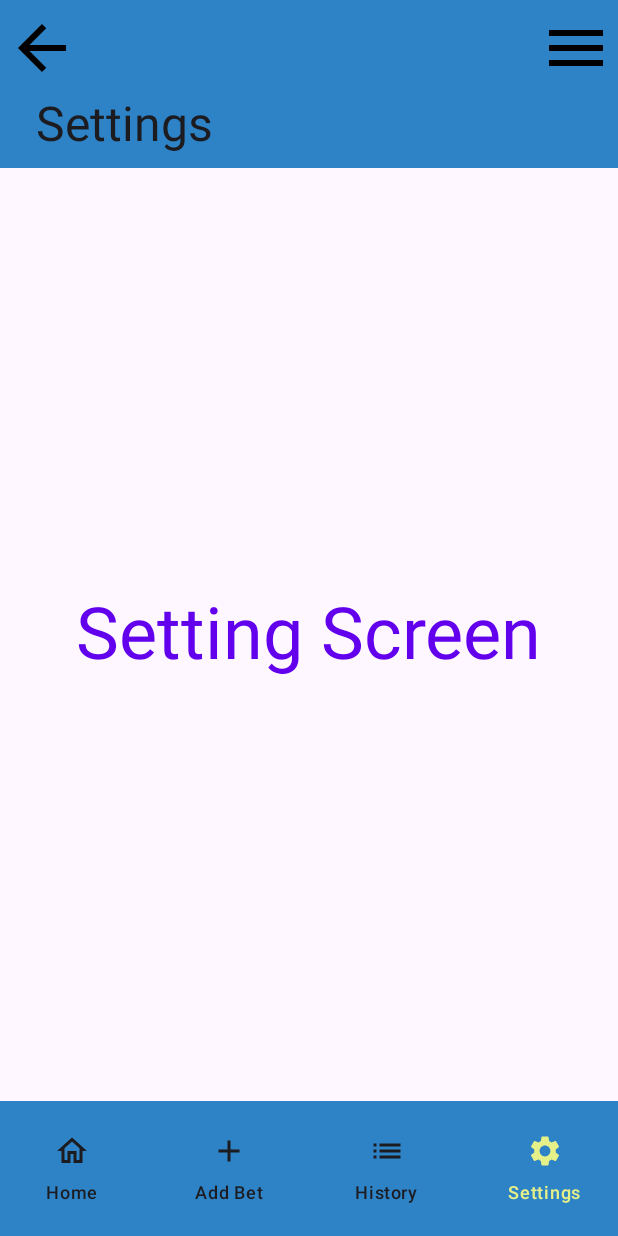
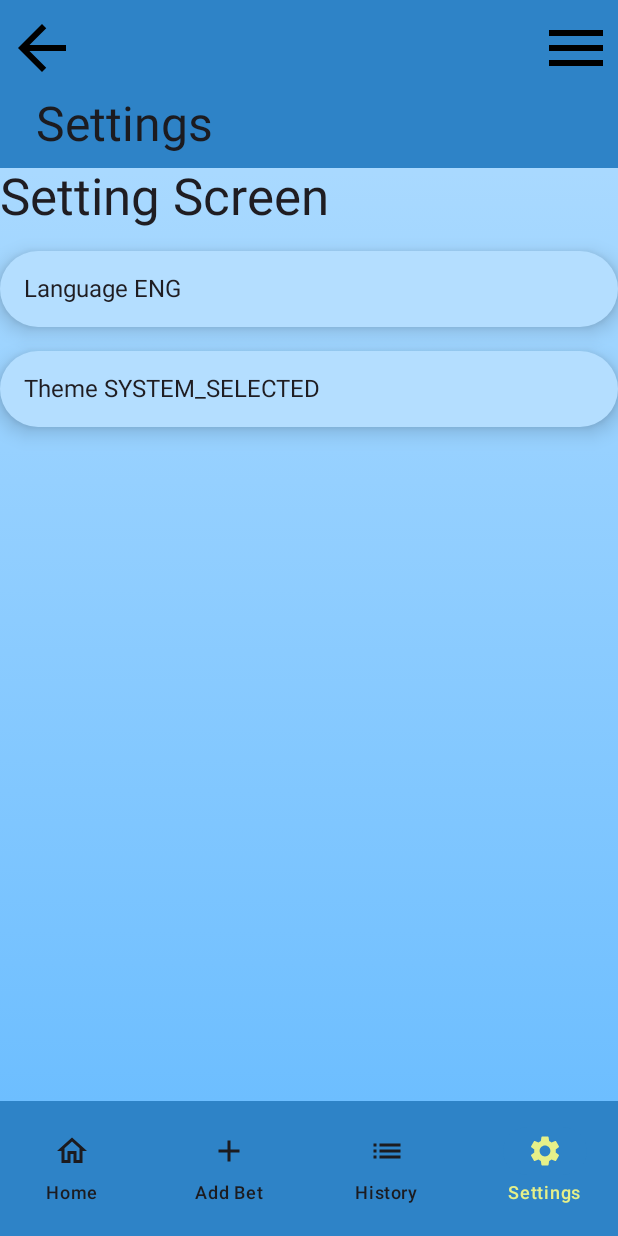
Before and after one commit to marosalv/MYP-MakeYourPrediction, an Android app built with Jetpack Compose: the screen it shows after launch (MainActivity), item 4 of the bottom bar chosen, on a phone screen of 412 x 824 dp. Run offline under Robolectric (Android 15) with nearby library versions, the phone set to English and light mode, and no system bars; network calls fail.

Commit message:
Started implementing SettingScreen

```diff
--- a/app/src/main/java/com/marosalvsoftware/myp/CryptoList.kt
+++ b/app/src/main/java/com/marosalvsoftware/myp/CryptoList.kt
@@ -4,6 +4,7 @@ import androidx.compose.ui.graphics.Color
 import com.google.gson.annotations.SerializedName
 import com.marosalvsoftware.myp.data.local.readFromDatabase
 import com.marosalvsoftware.myp.data.local.saveToDatabase
+import com.marosalvsoftware.myp.settings.MySettings
 import java.time.LocalDate
 
 data class CardFiller(
--- a/app/src/main/java/com/marosalvsoftware/myp/SplashActivity.kt
+++ b/app/src/main/java/com/marosalvsoftware/myp/SplashActivity.kt
@@ -18,6 +18,7 @@ import androidx.compose.ui.Alignment
 import androidx.compose.ui.Modifier
 import androidx.compose.ui.draw.alpha
 import androidx.compose.ui.res.painterResource
+import com.marosalvsoftware.myp.settings.MySettings
 import com.marosalvsoftware.myp.ui.theme.MYPTheme
 import kotlinx.coroutines.delay
 
--- a/app/src/main/java/com/marosalvsoftware/myp/screens/AddBetScreen.kt
+++ b/app/src/main/java/com/marosalvsoftware/myp/screens/AddBetScreen.kt
@@ -1,7 +1,6 @@
 package com.marosalvsoftware.myp.screens
 
 import android.content.Context
-import android.util.Log
 import android.widget.Toast
 import androidx.compose.foundation.Image
 import androidx.compose.foundation.background
@@ -13,7 +12,6 @@ import androidx.compose.foundation.layout.Spacer
 import androidx.compose.foundation.layout.fillMaxHeight
 import androidx.compose.foundation.layout.fillMaxSize
 import androidx.compose.foundation.layout.fillMaxWidth
-import androidx.compose.foundation.layout.height
 import androidx.compose.foundation.layout.padding
 import androidx.compose.foundation.layout.size
 import androidx.compose.foundation.lazy.LazyColumn
@@ -46,18 +44,16 @@ import androidx.compose.ui.res.painterResource
 import androidx.compose.ui.text.font.FontWeight
 import androidx.compose.ui.text.style.TextAlign
 import androidx.compose.ui.tooling.preview.Preview
-import androidx.compose.ui.unit.dp
 import androidx.compose.ui.window.Popup
 import androidx.compose.ui.window.PopupProperties
 import androidx.navigation.NavHostController
 import androidx.navigation.compose.rememberNavController
 import com.marosalvsoftware.myp.CardFiller
 import com.marosalvsoftware.myp.MainActivity
-import com.marosalvsoftware.myp.MySettings
+import com.marosalvsoftware.myp.settings.MySettings
 import com.marosalvsoftware.myp.data.online.getCoinCapResp
 import com.marosalvsoftware.myp.saveCardFiller
 import com.marosalvsoftware.myp.updatedCardFiller
-import java.text.Format
 import java.time.LocalDate
 import java.util.Locale
 
--- a/app/src/main/java/com/marosalvsoftware/myp/screens/HistoryScreen.kt
+++ b/app/src/main/java/com/marosalvsoftware/myp/screens/HistoryScreen.kt
@@ -40,7 +40,7 @@ import androidx.compose.ui.tooling.preview.Preview
 import androidx.navigation.NavHostController
 import com.marosalvsoftware.myp.CardFiller
 import com.marosalvsoftware.myp.MainActivity
-import com.marosalvsoftware.myp.MySettings
+import com.marosalvsoftware.myp.settings.MySettings
 import com.marosalvsoftware.myp.updatedCardFiller
 
 @SuppressLint("UnusedMaterial3ScaffoldPaddingParameter")
--- a/app/src/main/java/com/marosalvsoftware/myp/screens/HomeScreen.kt
+++ b/app/src/main/java/com/marosalvsoftware/myp/screens/HomeScreen.kt
@@ -1,6 +1,5 @@
 package com.marosalvsoftware.myp.screens
 
-import android.content.Context
 import androidx.compose.foundation.Image
 import androidx.compose.foundation.background
 import androidx.compose.foundation.layout.Arrangement
@@ -38,7 +37,6 @@ import androidx.compose.ui.Modifier
 import androidx.compose.ui.graphics.Color
 import androidx.compose.ui.graphics.painter.Painter
 import androidx.compose.ui.input.nestedscroll.nestedScroll
-import androidx.compose.ui.platform.LocalContext
 import androidx.compose.ui.res.painterResource
 import androidx.compose.ui.text.font.FontWeight
 import androidx.compose.ui.text.style.TextAlign
@@ -48,7 +46,7 @@ import androidx.navigation.NavHostController
 import androidx.navigation.compose.rememberNavController
 import com.marosalvsoftware.myp.CardFiller
 import com.marosalvsoftware.myp.MainActivity
-import com.marosalvsoftware.myp.MySettings
+import com.marosalvsoftware.myp.settings.MySettings
 
 @OptIn(ExperimentalMaterial3Api::class)
 @Composable
--- a/app/src/main/java/com/marosalvsoftware/myp/screens/MainView.kt
+++ b/app/src/main/java/com/marosalvsoftware/myp/screens/MainView.kt
@@ -27,7 +27,6 @@ import androidx.compose.runtime.Composable
 import androidx.compose.runtime.getValue
 import androidx.compose.ui.Modifier
 import androidx.compose.ui.input.nestedscroll.nestedScroll
-import androidx.compose.ui.platform.LocalContext
 import androidx.compose.ui.text.style.TextOverflow
 import androidx.compose.ui.tooling.preview.Preview
 import androidx.navigation.NavDestination
@@ -36,7 +35,7 @@ import androidx.navigation.NavHostController
 import androidx.navigation.compose.currentBackStackEntryAsState
 import androidx.navigation.compose.rememberNavController
 import com.marosalvsoftware.myp.MainActivity
-import com.marosalvsoftware.myp.MySettings
+import com.marosalvsoftware.myp.settings.MySettings
 import com.marosalvsoftware.myp.navgraph.BottomNavGraph
 
 @Composable
--- a/app/src/main/java/com/marosalvsoftware/myp/screens/SettingScreen.kt
+++ b/app/src/main/java/com/marosalvsoftware/myp/screens/SettingScreen.kt
@@ -1,21 +1,35 @@
 package com.marosalvsoftware.myp.screens
 
-import android.content.Context
+import androidx.compose.foundation.background
 import androidx.compose.foundation.layout.Arrangement
 import androidx.compose.foundation.layout.Column
 import androidx.compose.foundation.layout.PaddingValues
+import androidx.compose.foundation.layout.Row
 import androidx.compose.foundation.layout.fillMaxSize
+import androidx.compose.foundation.layout.fillMaxWidth
 import androidx.compose.foundation.layout.padding
+import androidx.compose.foundation.layout.size
+import androidx.compose.foundation.shape.RoundedCornerShape
+import androidx.compose.material.Card
 import androidx.compose.material.MaterialTheme
+import androidx.compose.material.Text
+import androidx.compose.material3.CardDefaults
 import androidx.compose.material3.ExperimentalMaterial3Api
 import androidx.compose.material3.Scaffold
 import androidx.compose.material3.TopAppBarDefaults
 import androidx.compose.material3.rememberTopAppBarState
 import androidx.compose.runtime.Composable
+import androidx.compose.runtime.Stable
 import androidx.compose.ui.Alignment
 import androidx.compose.ui.Modifier
+import androidx.compose.ui.tooling.preview.Preview
+import androidx.compose.ui.unit.Dp
+import androidx.compose.ui.unit.dp
 import androidx.navigation.NavHostController
+import androidx.navigation.compose.rememberNavController
 import com.marosalvsoftware.myp.MainActivity
+import com.marosalvsoftware.myp.settings.DefaultListSettings
+import com.marosalvsoftware.myp.settings.MySettings
 
 
 @OptIn(ExperimentalMaterial3Api::class)
@@ -23,26 +37,82 @@ import com.marosalvsoftware.myp.MainActivity
 fun SettingsScreen(
     navController: NavHostController,
     activity: MainActivity,
-    paddings : PaddingValues
-){
+    paddings: PaddingValues
+) {
 
     val scrollBehaviour = TopAppBarDefaults.enterAlwaysScrollBehavior(rememberTopAppBarState())
     Scaffold(
         modifier = Modifier.padding(paddings),
         topBar = {
-            MyTopBar(screen = Screen.Settings,scrollBehaviour,activity.baseContext, navController)
+            MyTopBar(screen = Screen.Settings, scrollBehaviour, activity.baseContext, navController)
         }) { paddingValues ->
 
         Column(
-            modifier = Modifier.fillMaxSize().padding(paddingValues),
-            verticalArrangement = Arrangement.Center,
-            horizontalAlignment = Alignment.CenterHorizontally
+            modifier = Modifier
+                .background(brush = MySettings.ColorThemeLight.background)
+                .fillMaxSize()
+                .padding(paddingValues),
+            verticalArrangement = Arrangement.Top,
+            horizontalAlignment = Alignment.Start
         ) {
-            androidx.compose.material.Text(
+            Text(
                 text = "Setting Screen",
-                color = MaterialTheme.colors.primary,
-                fontSize = MaterialTheme.typography.h3.fontSize
+                color = MySettings.ColorThemeLight.text,
+                fontSize = MaterialTheme.typography.h4.fontSize
             )
+
+            for (set in DefaultListSettings.usedSet_List)
+                CardCreator(size = SizeSelector.AUTO)
+                {
+                    Text(
+                        modifier = Modifier.padding(MySettings.Paddings.small),
+                        text = set.name + " " + set.value.toString(),
+                        color = MySettings.ColorThemeLight.text,
+                        fontSize = MaterialTheme.typography.body1.fontSize
+                    )
+
+                }
+
         }
     }
 }
+
+@Composable
+fun CardCreator(size: SizeSelector, composable: @Composable () -> Unit) {
+    androidx.compose.material3.Card(
+        modifier = Modifier
+            .fillMaxWidth()
+            .padding(top = MySettings.Paddings.medium)
+            .sizeCase(size),
+        shape = RoundedCornerShape(MySettings.Paddings.large),
+        elevation = CardDefaults.elevatedCardElevation(MySettings.Paddings.small),
+        colors = CardDefaults.cardColors(containerColor = MySettings.ColorThemeLight.cardBacground)
+    ) {
+        Row(
+            modifier = Modifier
+                .fillMaxWidth()
+                .padding(MySettings.Paddings.small),
+            verticalAlignment = Alignment.CenterVertically,
+            horizontalArrangement = Arrangement.Absolute.SpaceBetween
+        ) {
+            composable()
+        }
+    }
+}
+
+@Stable
+private fun Modifier.sizeCase(size: SizeSelector): Modifier {
+    return when (size) {
+        SizeSelector.AUTO -> this
+        SizeSelector.SMALL -> this.size(50.dp)
+        SizeSelector.MEDIUM -> this.size(120.dp)
+        SizeSelector.BIG -> this.size(240.dp)
+    }
+}
+
+enum class SizeSelector {
+    SMALL,
+    MEDIUM,
+    BIG,
+    AUTO
+}
--- a/app/src/main/java/com/marosalvsoftware/myp/MySettings.kt
+++ b/app/src/main/java/com/marosalvsoftware/myp/settings/MySettings.kt
@@ -1,4 +1,4 @@
-package com.marosalvsoftware.myp
+package com.marosalvsoftware.myp.settings
 
 import androidx.compose.ui.graphics.Brush
 import androidx.compose.ui.graphics.Color
--- /dev/null
+++ b/app/src/main/java/com/marosalvsoftware/myp/settings/UserSettings.kt
@@ -0,0 +1,42 @@
+package com.marosalvsoftware.myp.settings
+
+data class Set_List(
+    val usedSet_List: List<Setting> = listOf(
+
+    )
+)
+
+data class Setting(
+    val name: String,
+    val value : Any
+)
+
+
+
+enum class Lang{
+    ITA,
+    ENG,
+    SPA,
+    DEU,
+    FRA
+}
+
+enum class ThemeSelection{
+    DARK,
+    LIGHT,
+    SYSTEM_SELECTED
+}
+
+private val DefaultLanguage= Setting(
+    name = "Language",
+    value = Lang.ENG
+)
+
+private val DefaultTheme = Setting(
+    name = "Theme",
+    value = ThemeSelection.SYSTEM_SELECTED
+)
+
+val DefaultListSettings = Set_List(
+    usedSet_List = listOf(DefaultLanguage, DefaultTheme)
+)
```
